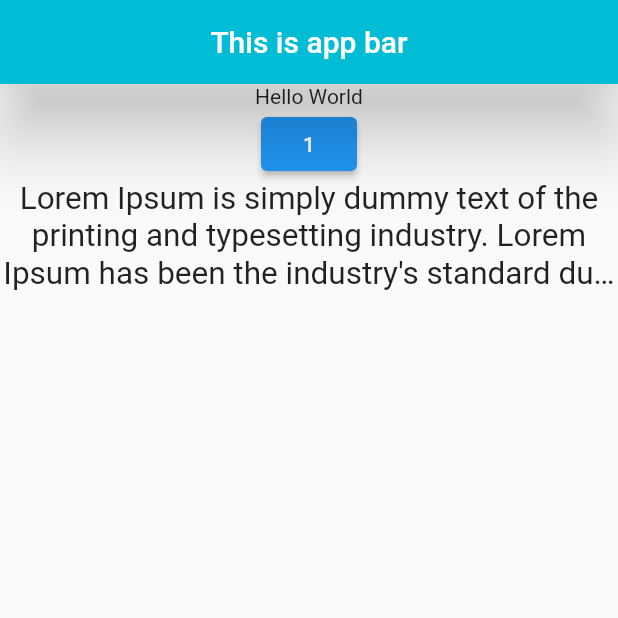
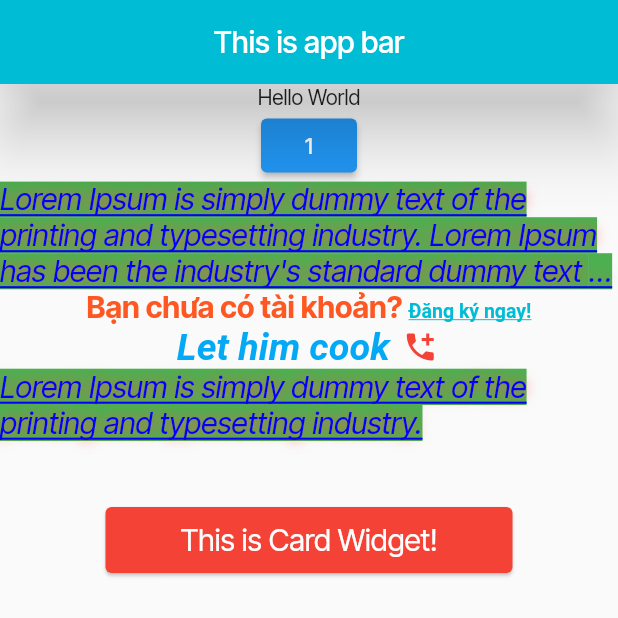
Before and after one commit to BaoLam2610/Flutter-Tutorial, a Flutter app: the screen it shows after launch, after a tap on an icon or button, on a phone screen of 412 x 824 dp, the top half of it. Run offline on Flutter 3.47's test engine with Material 2 defaults, Android fonts, the phone set to English and light mode, and no system bars.

Commit message:
add font, card, advance text

```diff
--- a/lib/main.dart
+++ b/lib/main.dart
@@ -3,6 +3,9 @@ import 'package:flutter/material.dart';
 void main() {
   runApp(
     MaterialApp(
+      theme: ThemeData(
+        fontFamily: "InterTight", // config all text font family
+      ),
       home: SafeArea(
         child: Scaffold(
           appBar: AppBar(
@@ -18,6 +21,10 @@ void main() {
                 Text("Hello World"),
                 Counter(),
                 TextWidget(),
+                RichTextWidget(),
+                TextWithIconWidget(),
+                TextCopyWidget(),
+                CardWidget(),
               ],
             ),
           ),
@@ -89,10 +96,146 @@ class TextWidget extends StatelessWidget {
       "and more recently with desktop publishing software like Aldus PageMaker including "
       "versions of Lorem Ipsum.",
       textDirection: TextDirection.ltr,
-      textAlign: TextAlign.center,
+      textAlign: TextAlign.left,
       maxLines: 3,
       overflow: TextOverflow.ellipsis,
-      textScaleFactor: 1.5,
+      // textScaleFactor: 1.5,
+      style: TextStyle(
+          backgroundColor: Colors.green,
+          color: Color(0xFF0000FF),
+          //Colors.amberAccent,
+          fontSize: 20,
+          fontWeight: FontWeight.w500,
+          fontStyle: FontStyle.italic,
+          decoration: TextDecoration.underline,
+          // wordSpacing: 10,
+          // letterSpacing: 5,
+          // fontFamily: "Times New Roman",//"Roboto
+
+          shadows: [
+            Shadow(
+              color: Colors.redAccent,
+              offset: Offset.zero,
+              blurRadius: 10,
+            ),
+          ]),
     );
   }
 }
+
+class RichTextWidget extends StatelessWidget {
+  const RichTextWidget({super.key});
+
+  @override
+  Widget build(BuildContext context) {
+    return RichText(
+      text: const TextSpan(
+        text: "Bạn chưa có tài khoản? ",
+        style: TextStyle(
+          fontSize: 20,
+          color: Colors.deepOrange,
+          fontFamily: "InterTight",
+          fontWeight: FontWeight.bold,
+        ),
+        children: [
+          TextSpan(
+            text: "Đăng ký ngay!",
+            style: TextStyle(
+              fontSize: 13,
+              color: Colors.cyan,
+              decoration: TextDecoration.underline,
+            ),
+          )
+        ],
+      ),
+    );
+  }
+}
+
+class TextWithIconWidget extends StatelessWidget {
+  const TextWithIconWidget({super.key});
+
+  @override
+  Widget build(BuildContext context) {
+    return const Text.rich(
+      TextSpan(
+        children: [
+          TextSpan(
+            text: 'Let him cook ',
+            style: TextStyle(
+              fontSize: 25,
+              color: Colors.lightBlue,
+              fontWeight: FontWeight.bold,
+              fontStyle: FontStyle.italic,
+            ),
+          ),
+          WidgetSpan(
+            child: Padding(
+              padding: EdgeInsets.symmetric(horizontal: 2.0),
+              child: Icon(Icons.add_call, color: Colors.red),
+            ),
+          ),
+        ],
+      ),
+    );
+  }
+}
+
+class TextCopyWidget extends StatelessWidget {
+  const TextCopyWidget({super.key});
+
+  @override
+  Widget build(BuildContext context) {
+    return const SelectableText(
+      "Lorem Ipsum is simply dummy text of the printing and typesetting industry.",
+      textDirection: TextDirection.ltr,
+      textAlign: TextAlign.left,
+      maxLines: 3,
+      // textScaleFactor: 1.5,
+      style: TextStyle(
+          backgroundColor: Colors.green,
+          color: Color(0xFF0000FF),
+          //Colors.amberAccent,
+          fontSize: 20,
+          fontWeight: FontWeight.w500,
+          fontStyle: FontStyle.italic,
+          decoration: TextDecoration.underline,
+          // wordSpacing: 10,
+          // letterSpacing: 5,
+          // fontFamily: "Times New Roman",//"Roboto
+
+          shadows: [
+            Shadow(
+              color: Colors.redAccent,
+              offset: Offset.zero,
+              blurRadius: 10,
+            ),
+          ]),
+    );
+  }
+}
+
+class CardWidget extends StatelessWidget {
+  const CardWidget({super.key});
+
+  @override
+  Widget build(BuildContext context) {
+    return const Card(
+      margin: EdgeInsets.all(20),
+      color: Colors.red,
+      child: Padding(
+        padding: EdgeInsets.fromLTRB(50, 10, 50, 10),
+        //EdgeInsets.all(20)
+        //EdgeInsets.symmetric(vertical: 20)
+        //EdgeInsets.only(left: 20)
+        child: Text(
+          "This is Card Widget!",
+          style: TextStyle(
+            fontSize: 20,
+            color: Colors.white,
+          ),
+        ),
+      ),
+    );
+  }
+}
```
Also changed, not shown: pubspec.yaml (+12 -35 lines), assets/fonts/bold.ttf (added), assets/fonts/italic.ttf (added), assets/fonts/medium.ttf (added), assets/fonts/regular.ttf (added), 1 other file.
